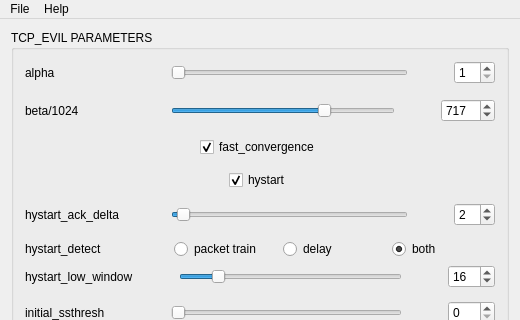
First picture: the form in gui/SlidersOfEvil/mainwindow.ui, repository Gasparila/TCPTuner, before the edit; both pictures show x 0 to 520 and y 0 to 320 of the 520 by 650 pixel window.
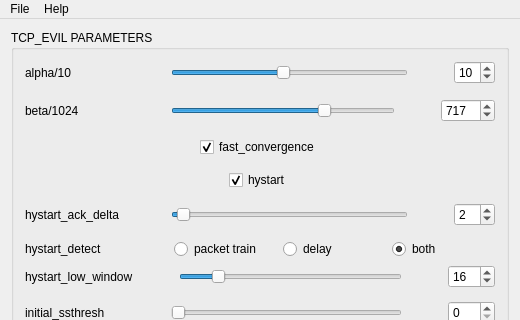
Second picture: the form after the edit.

Commit message: Alpha default = 10, removed alpha from tcp_evil.c. Need to figure out where to implement alpha.

The edit to the form file:
```diff
--- a/gui/SlidersOfEvil/mainwindow.ui
+++ b/gui/SlidersOfEvil/mainwindow.ui
@@ -57,7 +57,7 @@
             </size>
            </property>
            <property name="text">
-            <string>alpha</string>
+            <string>alpha/10</string>
            </property>
           </widget>
          </item>
@@ -89,13 +89,13 @@
             <number>1</number>
            </property>
            <property name="maximum">
-            <number>10</number>
+            <number>20</number>
            </property>
            <property name="value">
-            <number>1</number>
+            <number>10</number>
            </property>
            <property name="sliderPosition">
-            <number>1</number>
+            <number>10</number>
            </property>
            <property name="orientation">
             <enum>Qt::Horizontal</enum>
@@ -124,10 +124,10 @@
             <number>1</number>
            </property>
            <property name="maximum">
-            <number>10</number>
+            <number>20</number>
            </property>
            <property name="value">
-            <number>1</number>
+            <number>10</number>
            </property>
           </widget>
          </item>
```
The commit also changes 2 other files.
